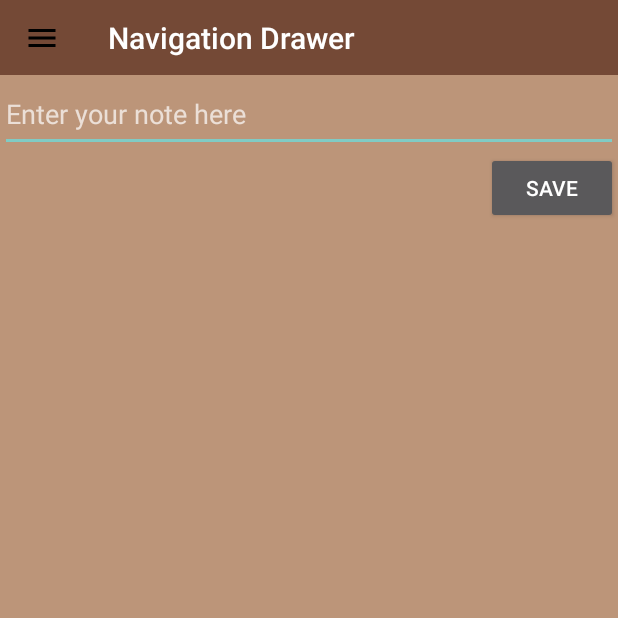
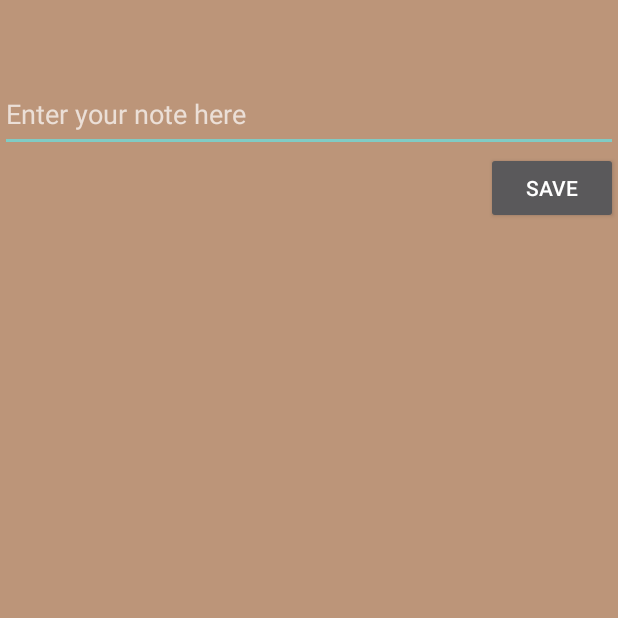
Before and after one commit to Mogaudium/Task_Manager_V1.0, an Android app: the NotesActivity screen opened directly, with no data from a screen before it, on a phone screen of 412 x 824 dp, the top half of it. Run offline under Robolectric (Android 15) with nearby library versions, the light colour scheme and no system bars.

Commit message:
Now the UI is fixed BUT the code is a bit fucked up

```diff
--- a/app/src/main/java/com/example/test_design/NotesActivity.java
+++ b/app/src/main/java/com/example/test_design/NotesActivity.java
@@ -11,6 +11,7 @@ import android.widget.Toast;
 
 import androidx.appcompat.app.AlertDialog;
 import androidx.appcompat.app.AppCompatActivity;
+import androidx.drawerlayout.widget.DrawerLayout;
 
 import java.io.BufferedReader;
 import java.io.FileInputStream;
@@ -20,6 +21,8 @@ import java.io.InputStreamReader;
 import java.io.OutputStreamWriter;
 
 public class NotesActivity extends AppCompatActivity {
+
+    DrawerLayout drawerLayout;
     private ListView notesListView;
     private ArrayAdapter<String> adapter;
 
--- a/app/src/main/res/layout/activity_notes.xml
+++ b/app/src/main/res/layout/activity_notes.xml
@@ -4,7 +4,7 @@
     android:layout_width="match_parent"
     android:layout_height="match_parent"
     android:background="#BC9579"
-    android:id="@+id/drawer_activity">
+    android:id="@+id/notes_activity">
 
     <EditText
         android:id="@+id/note_edit_text"
@@ -28,39 +28,4 @@
         android:layout_height="match_parent"
         android:layout_below="@+id/save_note_button"/>
 
-    <androidx.drawerlayout.widget.DrawerLayout
-        android:id="@+id/drawer_layout"
-        android:layout_width="match_parent"
-        android:layout_height="match_parent"
-        tools:openDrawer="start">
-
-        <com.google.android.material.navigation.NavigationView
-            android:id="@+id/navigator_layout"
-            android:layout_width="match_parent"
-            android:layout_height="match_parent"
-            android:layout_gravity="start"
-            android:background="#5A3726"
-            app:headerLayout="@layout/header_navigation"
-            app:menu="@menu/side_bar_menu">
-
-        </com.google.android.material.navigation.NavigationView>
-
-        <RelativeLayout
-            android:layout_width="match_parent"
-            android:layout_height="match_parent">
-
-            <androidx.appcompat.widget.Toolbar
-                android:id="@+id/toolbar"
-                android:layout_width="match_parent"
-                android:layout_height="50dp"
-                android:background="#744936"
-                app:navigationIcon="@drawable/baseline_menu_24"
-                app:title="Navigation Drawer">
-
-            </androidx.appcompat.widget.Toolbar>
-
-        </RelativeLayout>
-
-    </androidx.drawerlayout.widget.DrawerLayout>
-
     </RelativeLayout>
--- a/app/src/main/res/layout/activity_tasks.xml
+++ b/app/src/main/res/layout/activity_tasks.xml
@@ -3,9 +3,8 @@
     xmlns:tools="http://schemas.android.com/tools"
     android:layout_width="match_parent"
     android:layout_height="match_parent"
-    android:id="@+id/drawer_layout"
-    android:background="#BC9579"
-    tools:context=".TasksActivity">
+    android:id="@+id/tasks_activity"
+    android:background="#BC9579">
 
         <ListView
             android:id="@+id/buttom_panel"
```
